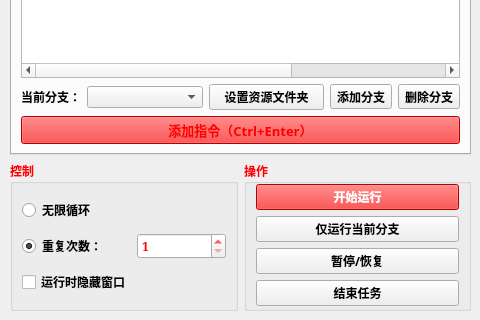
Old version of the form 窗体/mainwindow.ui in the repository FsterThanLight/automatic_clicker_2; both pictures show x 95 to 575 and y 362 to 682 of the 575 by 682 pixel window.
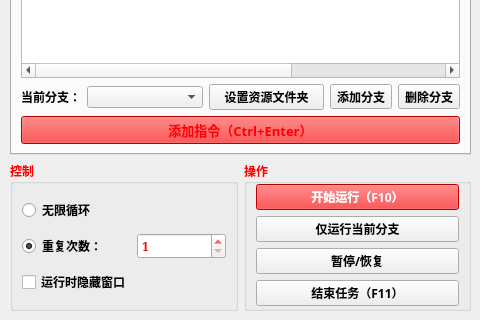
New version of the form. Icons and pictures are not drawn.

The edit to the form file:
```diff
--- a/窗体/mainwindow.ui
+++ b/窗体/mainwindow.ui
@@ -390,7 +390,7 @@
 color: rgb(255, 255, 255);</string>
          </property>
          <property name="text">
-          <string>开始运行</string>
+          <string>开始运行（F10）</string>
          </property>
         </widget>
        </item>
@@ -404,7 +404,7 @@
           </font>
          </property>
          <property name="text">
-          <string>结束任务</string>
+          <string>结束任务（F11）</string>
          </property>
         </widget>
        </item>
```
